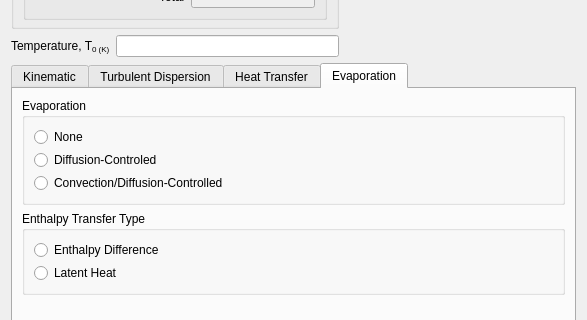
Above: baramFlow/view/setup/models/DPM/DPM_dialog.ui from nextfoam/baram before the change; both pictures show x 0 to 587 and y 288 to 608 of the 587 by 931 pixel window. Below: the same form after it.
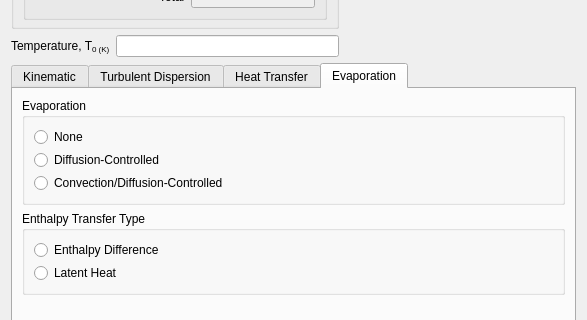
That is the form after the change. The open tabs and pages were chosen to show the change. Custom widgets are drawn as their Qt base class.

Diff of the .ui file:
```diff
--- a/baramFlow/view/setup/models/DPM/DPM_dialog.ui
+++ b/baramFlow/view/setup/models/DPM/DPM_dialog.ui
@@ -1008,7 +1008,7 @@
           <item>
            <widget class="QRadioButton" name="evaporationDiffusionControlled">
             <property name="text">
-             <string>Diffusion-Controled</string>
+             <string>Diffusion-Controlled</string>
             </property>
            </widget>
           </item>
```
